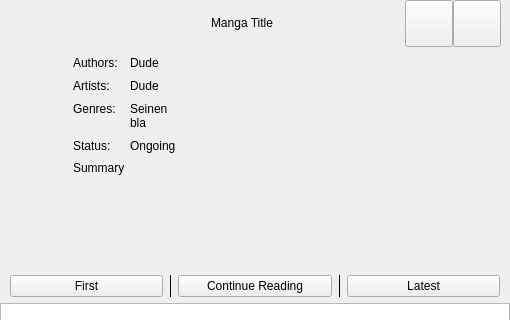
First picture: the form in widgets/mangainfowidget.ui, repository Rain92/UltimateMangaReader, before the edit; both pictures show x 0 to 510 and y 0 to 320 of the 510 by 680 pixel window.
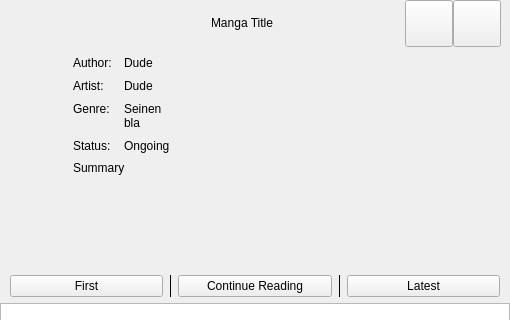
Second picture: the form after the edit. Icons and pictures are not drawn.

```diff
--- a/widgets/mangainfowidget.ui
+++ b/widgets/mangainfowidget.ui
@@ -203,7 +203,7 @@
             </sizepolicy>
            </property>
            <property name="text">
-            <string>Authors: </string>
+            <string>Author: </string>
            </property>
            <property name="alignment">
             <set>Qt::AlignLeading|Qt::AlignLeft|Qt::AlignTop</set>
@@ -238,7 +238,7 @@
             </sizepolicy>
            </property>
            <property name="text">
-            <string>Artists: </string>
+            <string>Artist: </string>
            </property>
            <property name="alignment">
             <set>Qt::AlignLeading|Qt::AlignLeft|Qt::AlignTop</set>
@@ -273,7 +273,7 @@
             </sizepolicy>
            </property>
            <property name="text">
-            <string>Genres: </string>
+            <string>Genre: </string>
            </property>
            <property name="alignment">
             <set>Qt::AlignLeading|Qt::AlignLeft|Qt::AlignTop</set>
```
